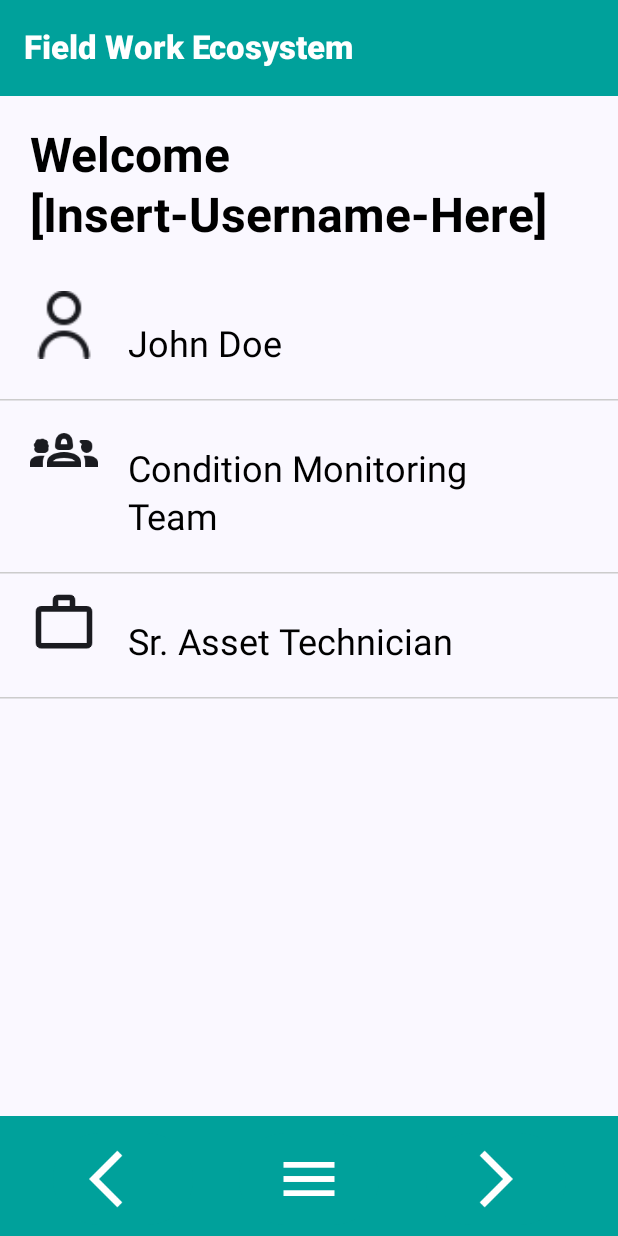
After one commit to alhammialiff/industrial-condition-monitoring-app, an Android app built with Jetpack Compose: the composable UserProfileScreen shown on its own in the app's theme, on a phone screen of 412 x 824 dp. The commit adds this screen. Run offline under Robolectric (Android 15) with nearby library versions, the phone set to English and light mode, and no system bars.

Commit message:
[User Profile Screen] Added basic UI details for profile page as a placeholder for future dev

```diff
--- a/app/src/main/java/com/example/kotlindevcourse/NavGraph.kt
+++ b/app/src/main/java/com/example/kotlindevcourse/NavGraph.kt
@@ -23,7 +23,7 @@ fun SetupNavGraph(
         }
 
         composable(
-            route = Screen.Overview.route
+            route = Screen.UserProfile.route
         ){
 
 //            MainActivity()
--- a/app/src/main/java/com/example/kotlindevcourse/Screen.kt
+++ b/app/src/main/java/com/example/kotlindevcourse/Screen.kt
@@ -3,6 +3,6 @@ package com.example.kotlindevcourse
 sealed class Screen(val route: String) {
 
     object Home: Screen(route = "home_screen")
-    object Overview: Screen(route = "overview_screen")
+    object UserProfile: Screen(route = "user_profile_screen")
 
 }
--- /dev/null
+++ b/app/src/main/java/com/example/kotlindevcourse/UserProfileScreen.kt
@@ -0,0 +1,277 @@
+package com.example.kotlindevcourse
+
+import androidx.compose.foundation.layout.Arrangement
+import androidx.compose.foundation.layout.Box
+import androidx.compose.foundation.layout.Column
+import androidx.compose.foundation.layout.ExperimentalLayoutApi
+import androidx.compose.foundation.layout.FlowRow
+import androidx.compose.foundation.layout.Row
+import androidx.compose.foundation.layout.fillMaxWidth
+import androidx.compose.foundation.layout.padding
+import androidx.compose.foundation.layout.size
+import androidx.compose.foundation.lazy.LazyColumn
+import androidx.compose.foundation.lazy.LazyRow
+import androidx.compose.material3.BottomAppBar
+import androidx.compose.material3.Button
+import androidx.compose.material3.ButtonColors
+import androidx.compose.material3.ExperimentalMaterial3Api
+import androidx.compose.material3.HorizontalDivider
+import androidx.compose.material3.Icon
+import androidx.compose.material3.MaterialTheme
+import androidx.compose.material3.Scaffold
+import androidx.compose.material3.Text
+import androidx.compose.material3.TopAppBar
+import androidx.compose.material3.TopAppBarDefaults.topAppBarColors
+import androidx.compose.runtime.Composable
+import androidx.compose.ui.Modifier
+import androidx.compose.ui.graphics.Color
+import androidx.compose.ui.platform.LocalConfiguration
+import androidx.compose.ui.res.painterResource
+import androidx.compose.ui.text.font.Font
+import androidx.compose.ui.text.font.FontWeight
+import androidx.compose.ui.tooling.preview.Preview
+import androidx.compose.ui.unit.Dp
+import androidx.compose.ui.unit.TextUnit
+import androidx.compose.ui.unit.TextUnitType
+import androidx.compose.ui.unit.dp
+
+@OptIn(ExperimentalMaterial3Api::class, ExperimentalLayoutApi::class)
+@Composable
+fun UserProfileScreen(modifier: Modifier = Modifier) {
+
+    Scaffold(
+
+        topBar = {
+            TopAppBar(
+
+                colors = topAppBarColors(
+                    containerColor = Color(0xff00A19B),
+                    titleContentColor = MaterialTheme.colorScheme.primary
+                ),
+                title = {
+                    Text(
+                        text = "Field Work Ecosystem",
+                        fontWeight = FontWeight.ExtraBold,
+                        color = Color(0xffffffff)
+                    )
+                }
+
+            )
+        },
+        bottomBar = {
+            BottomAppBar(
+                containerColor = Color(0xff00A19B),
+                contentColor = MaterialTheme.colorScheme.primary
+            ) {
+
+                FlowRow(
+                    modifier = Modifier.fillMaxWidth(),
+                    horizontalArrangement = Arrangement.SpaceEvenly
+                ) {
+
+                    // Instantiate Icon
+                    val backArrowIconImage = R.drawable.arrow_back
+                    val forwardArrowIconImage = R.drawable.arrow_forward
+                    val menuIconImage = R.drawable.menu
+
+                    /* Back Arrow */
+                    Button(
+                        onClick = { /*TODO*/ },
+                        colors = ButtonColors(
+                            containerColor = Color(0xff00A19B),
+                            disabledContainerColor = Color(0xff00A19B),
+                            contentColor = Color(0xffffffff),
+                            disabledContentColor = Color(0xffffffff)
+                        )
+                    ) {
+
+                        Icon(
+                            painterResource(backArrowIconImage),
+                            contentDescription = "Quick Access Button Prototype",
+                            modifier = Modifier.size(45.dp)
+                        )
+
+                    }
+
+                    /* Menu Arrow */
+                    Button(
+                        onClick = { /*TODO*/ },
+                        colors = ButtonColors(
+                            containerColor = Color(0xff00A19B),
+                            disabledContainerColor = Color(0xff00A19B),
+                            contentColor = Color(0xffffffff),
+                            disabledContentColor = Color(0xffffffff)
+                        )
+                    ) {
+
+                        Icon(
+                            painterResource(menuIconImage),
+                            contentDescription = "Quick Access Button Prototype",
+                            modifier = Modifier.size(45.dp)
+                        )
+
+                    }
+
+                    /* Forward Arrow*/
+                    Button(
+                        onClick = { /*TODO*/ },
+                        colors = ButtonColors(
+                            containerColor = Color(0xff00A19B),
+                            disabledContainerColor = Color(0xff00A19B),
+                            contentColor = Color(0xffffffff),
+                            disabledContentColor = Color(0xffffffff)
+                        )
+                    ) {
+
+                        Icon(
+                            painterResource(forwardArrowIconImage),
+                            contentDescription = "Quick Access Button Prototype",
+                            modifier = Modifier.size(45.dp)
+                        )
+                    }
+                }
+
+            }
+        }
+    ) {
+
+            innerPadding ->
+        Column(
+            modifier = Modifier.padding(innerPadding)
+        ) {
+
+
+            UserProfileContainer(modifier = modifier)
+
+
+        }
+
+    }
+
+}
+
+@Composable
+fun UserProfileContainer(
+    modifier: Modifier = Modifier
+){
+
+    /* Welcome Header */
+    Text(
+        text = "Welcome [Insert-Username-Here]",
+        style = MaterialTheme.typography.headlineLarge,
+        fontWeight = FontWeight.Bold,
+        color = Color.Black,
+        modifier = modifier.padding(20.dp)
+    )
+
+    /* User Details */
+    Column (
+
+    ){
+        /* Username Row */
+        Row(modifier = Modifier.padding(
+            top = 10.dp,
+            start = 20.dp,
+            end = 20.dp,
+            bottom = 0.dp
+        )){
+
+            /* Instantiate Icon */
+            val usernameFieldIconImage = R.drawable.user_24
+
+            /* Define Icon Class with Icon Image */
+            Icon(
+                painterResource(usernameFieldIconImage),
+                contentDescription = "Quick Access Button Prototype",
+                modifier = modifier.size(45.dp)
+            )
+
+            Text(
+                text = "John Doe",
+                style = MaterialTheme.typography.headlineSmall,
+                fontWeight = FontWeight.Normal,
+                color = Color.Black,
+                modifier = modifier.padding(20.dp)
+            )
+
+        }
+
+        HorizontalDivider(color = Color.LightGray, thickness = 1.dp)
+
+        /* Team Row */
+        Row(modifier = Modifier.padding(
+            top = 10.dp,
+            start = 20.dp,
+            end = 20.dp,
+            bottom = 0.dp
+        )){
+
+            /* Instantiate Icon */
+            val usernameFieldIconImage = R.drawable.groups_of_3
+
+            /* Define Icon Class with Icon Image */
+            Icon(
+                painterResource(usernameFieldIconImage),
+                contentDescription = "Quick Access Button Prototype",
+                modifier = modifier.size(45.dp)
+            )
+
+            Text(
+                text = "Condition Monitoring Team",
+                style = MaterialTheme.typography.headlineSmall,
+                fontWeight = FontWeight.Normal,
+                color = Color.Black,
+                modifier = modifier.padding(20.dp)
+            )
+
+
+
+        }
+
+        HorizontalDivider(color = Color.LightGray, thickness = 1.dp)
+
+        /* Designation Row */
+        Row(modifier = Modifier.padding(
+            top = 10.dp,
+            start = 20.dp,
+            end = 20.dp,
+            bottom = 0.dp
+        )){
+
+            /* Instantiate Icon */
+            val usernameFieldIconImage = R.drawable.work
+
+            /* Define Icon Class with Icon Image */
+            Icon(
+                painterResource(usernameFieldIconImage),
+                contentDescription = "Quick Access Button Prototype",
+                modifier = modifier.size(45.dp)
+            )
+
+            Text(
+                text = "Sr. Asset Technician",
+                style = MaterialTheme.typography.headlineSmall,
+                fontWeight = FontWeight.Normal,
+                color = Color.Black,
+                modifier = modifier.padding(20.dp)
+            )
+
+
+
+        }
+
+        HorizontalDivider(color = Color.LightGray, thickness = 1.dp)
+
+    }
+
+
+
+}
+
+@Composable
+@Preview(showBackground = true)
+fun UserProfileScreenPreview(modifier: Modifier = Modifier){
+
+    UserProfileScreen()
+
+}
```
Also changed, not shown: app/src/main/res/drawable-nodpi/groups_of_3.png (added), app/src/main/res/drawable-nodpi/work.png (added).
